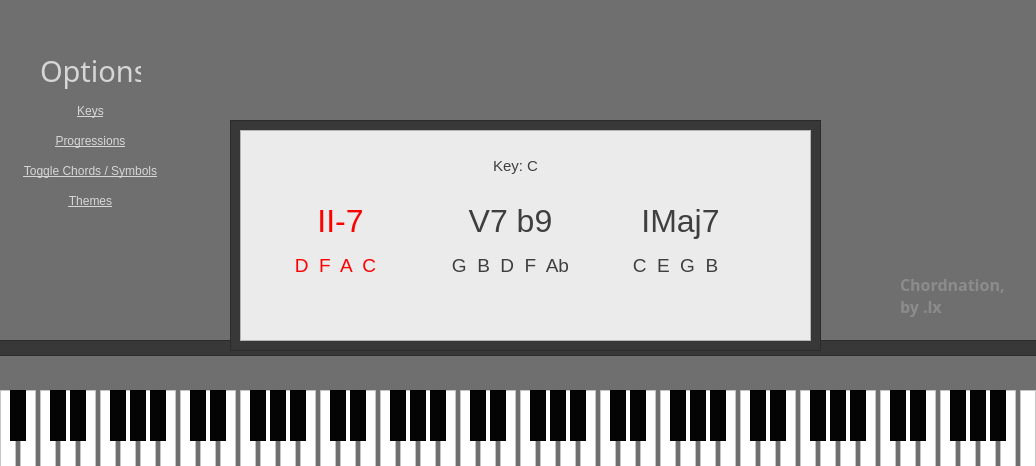
This is Source/resources/mainWindow.ui in alexandresilvapires/ChordNation as Qt 5 draws it before an edit. The edited form follows.
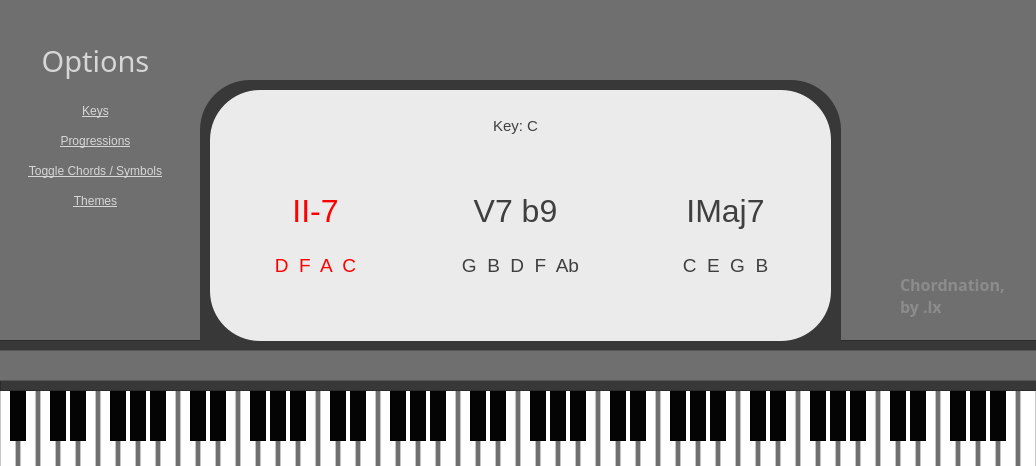
This is the edited form.

Commit message: Added rounded interface

Patch:
```diff
--- a/Source/resources/mainWindow.ui
+++ b/Source/resources/mainWindow.ui
@@ -41,9 +41,9 @@
    <widget class="QPushButton" name="keyButton">
     <property name="geometry">
      <rect>
-      <x>20</x>
+      <x>10</x>
       <y>100</y>
-      <width>141</width>
+      <width>171</width>
       <height>21</height>
      </rect>
     </property>
@@ -75,8 +75,8 @@
     <property name="geometry">
      <rect>
       <x>40</x>
-      <y>50</y>
-      <width>101</width>
+      <y>40</y>
+      <width>111</width>
       <height>41</height>
      </rect>
     </property>
@@ -92,13 +92,16 @@
     <property name="text">
      <string>Options</string>
     </property>
+    <property name="alignment">
+     <set>Qt::AlignCenter</set>
+    </property>
    </widget>
    <widget class="QPushButton" name="progButton">
     <property name="geometry">
      <rect>
-      <x>20</x>
+      <x>10</x>
       <y>130</y>
-      <width>141</width>
+      <width>171</width>
       <height>21</height>
      </rect>
     </property>
@@ -129,9 +132,9 @@
    <widget class="QPushButton" name="tcsButton">
     <property name="geometry">
      <rect>
-      <x>20</x>
+      <x>10</x>
       <y>160</y>
-      <width>141</width>
+      <width>171</width>
       <height>21</height>
      </rect>
     </property>
@@ -162,9 +165,9 @@
    <widget class="QPushButton" name="themesButton">
     <property name="geometry">
      <rect>
-      <x>20</x>
+      <x>10</x>
       <y>190</y>
-      <width>141</width>
+      <width>171</width>
       <height>21</height>
      </rect>
     </property>
@@ -1869,14 +1872,17 @@
    <widget class="QFrame" name="holder">
     <property name="geometry">
      <rect>
-      <x>230</x>
-      <y>120</y>
-      <width>591</width>
-      <height>231</height>
+      <x>200</x>
+      <y>80</y>
+      <width>641</width>
+      <height>311</height>
      </rect>
     </property>
     <property name="styleSheet">
-     <string notr="true">background:rgb(56, 56, 56)</string>
+     <string notr="true">background:rgb(56, 56, 56);
+border-width:1px;
+border-radius:50px;
+border-color: red;</string>
     </property>
     <property name="frameShape">
      <enum>QFrame::StyledPanel</enum>
@@ -1889,8 +1895,8 @@
       <rect>
        <x>10</x>
        <y>10</y>
-       <width>571</width>
-       <height>211</height>
+       <width>621</width>
+       <height>251</height>
       </rect>
      </property>
      <property name="styleSheet">
@@ -1905,7 +1911,7 @@
      <widget class="QLabel" name="keylabel">
       <property name="geometry">
        <rect>
-        <x>210</x>
+        <x>240</x>
         <y>20</y>
         <width>131</width>
         <height>31</height>
@@ -1929,9 +1935,9 @@
      <widget class="QLabel" name="chord1">
       <property name="geometry">
        <rect>
-        <x>220</x>
-        <y>50</y>
-        <width>101</width>
+        <x>210</x>
+        <y>80</y>
+        <width>191</width>
         <height>81</height>
        </rect>
       </property>
@@ -1959,9 +1965,9 @@
      <widget class="QLabel" name="chord0">
       <property name="geometry">
        <rect>
-        <x>50</x>
-        <y>50</y>
-        <width>101</width>
+        <x>0</x>
+        <y>80</y>
+        <width>211</width>
         <height>81</height>
        </rect>
       </property>
@@ -1989,9 +1995,9 @@
      <widget class="QLabel" name="chord2">
       <property name="geometry">
        <rect>
-        <x>390</x>
-        <y>50</y>
-        <width>101</width>
+        <x>410</x>
+        <y>80</y>
+        <width>211</width>
         <height>81</height>
        </rect>
       </property>
@@ -2019,9 +2025,9 @@
      <widget class="QLabel" name="notes0">
       <property name="geometry">
        <rect>
-        <x>20</x>
-        <y>120</y>
-        <width>151</width>
+        <x>10</x>
+        <y>160</y>
+        <width>191</width>
         <height>31</height>
        </rect>
       </property>
@@ -2043,9 +2049,9 @@
      <widget class="QLabel" name="notes1">
       <property name="geometry">
        <rect>
-        <x>170</x>
-        <y>120</y>
-        <width>201</width>
+        <x>200</x>
+        <y>160</y>
+        <width>221</width>
         <height>31</height>
        </rect>
       </property>
@@ -2067,9 +2073,9 @@
      <widget class="QLabel" name="notes2">
       <property name="geometry">
        <rect>
-        <x>360</x>
-        <y>120</y>
-        <width>151</width>
+        <x>420</x>
+        <y>160</y>
+        <width>191</width>
         <height>31</height>
        </rect>
       </property>
@@ -2115,7 +2121,7 @@
 by .lx</string>
     </property>
    </widget>
-   <widget class="QFrame" name="frame">
+   <widget class="QFrame" name="seperator_top">
     <property name="geometry">
      <rect>
       <x>-10</x>
@@ -2134,7 +2140,45 @@
      <enum>QFrame::Raised</enum>
     </property>
    </widget>
-   <zorder>frame</zorder>
+   <widget class="QFrame" name="seperator_mid">
+    <property name="geometry">
+     <rect>
+      <x>-20</x>
+      <y>350</y>
+      <width>1081</width>
+      <height>31</height>
+     </rect>
+    </property>
+    <property name="styleSheet">
+     <string notr="true">background: rgb(111, 111, 111)</string>
+    </property>
+    <property name="frameShape">
+     <enum>QFrame::StyledPanel</enum>
+    </property>
+    <property name="frameShadow">
+     <enum>QFrame::Raised</enum>
+    </property>
+   </widget>
+   <widget class="QFrame" name="seperator_bottom">
+    <property name="geometry">
+     <rect>
+      <x>0</x>
+      <y>371</y>
+      <width>1051</width>
+      <height>20</height>
+     </rect>
+    </property>
+    <property name="styleSheet">
+     <string notr="true">background:rgb(56, 56, 56)</string>
+    </property>
+    <property name="frameShape">
+     <enum>QFrame::StyledPanel</enum>
+    </property>
+    <property name="frameShadow">
+     <enum>QFrame::Raised</enum>
+    </property>
+   </widget>
+   <zorder>seperator_top</zorder>
    <zorder>keyButton</zorder>
    <zorder>optionsLabel</zorder>
    <zorder>progButton</zorder>
@@ -2230,6 +2274,8 @@
    <zorder>holder</zorder>
    <zorder>key1</zorder>
    <zorder>signature</zorder>
+   <zorder>seperator_bottom</zorder>
+   <zorder>seperator_mid</zorder>
   </widget>
  </widget>
  <resources/>
```
